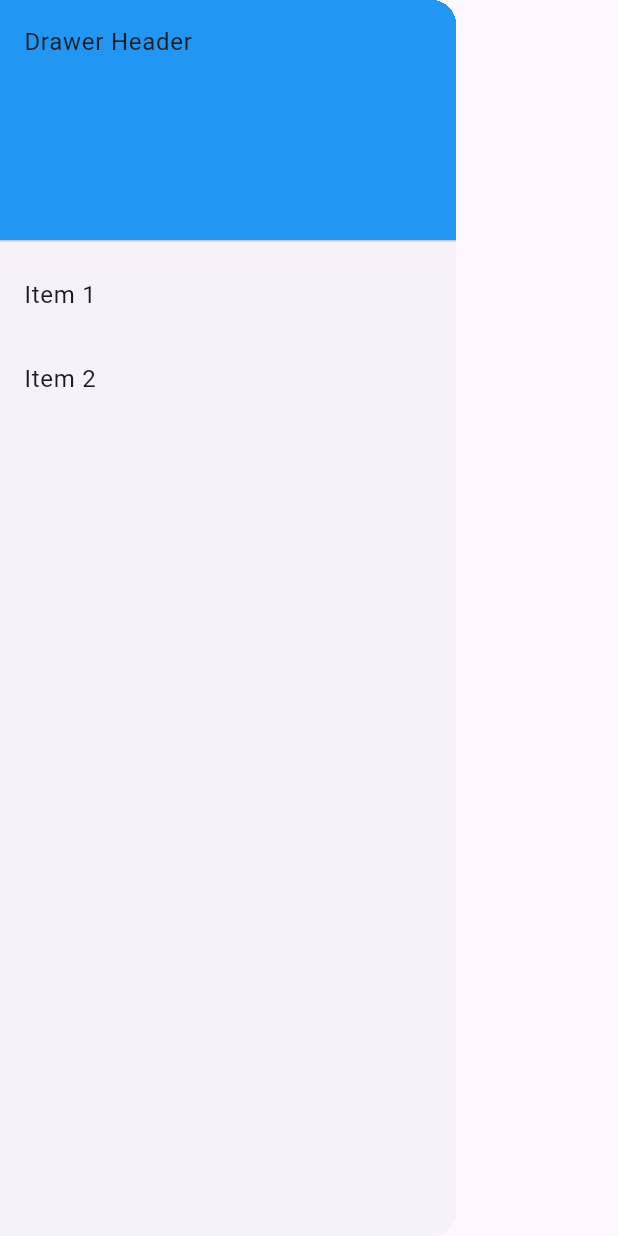
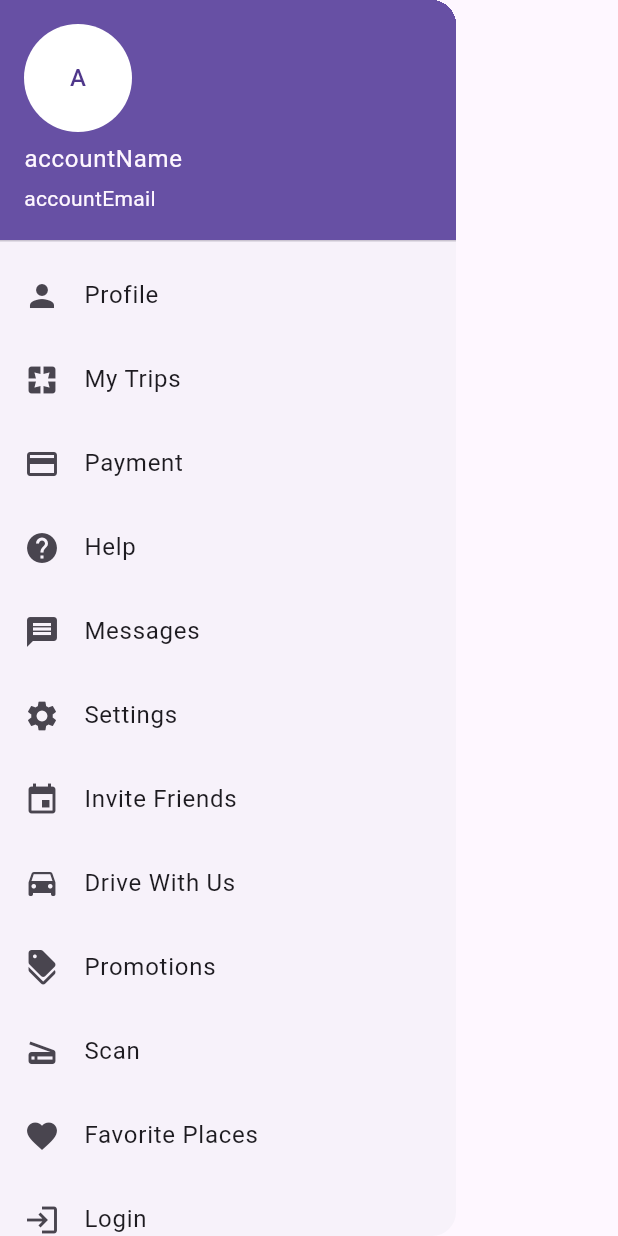
Before and after one commit to saeedmhmoud100/didi-clone, a Flutter app: the Sidebar widget shown alone on an empty page, opened directly, on a phone screen of 412 x 824 dp. Run offline on Flutter 3.47's test engine with Material 3 defaults, Android fonts, the phone set to English and light mode, and no system bars.

Commit message:
create sidebar with links

```diff
--- a/lib/app_routes.dart
+++ b/lib/app_routes.dart
@@ -4,6 +4,8 @@ import 'package:didi_clone/pages/help_hage.dart';
 import 'package:didi_clone/pages/invite_friends_page.dart';
 import 'package:didi_clone/pages/login_page.dart';
 import 'package:didi_clone/pages/messages_page.dart';
+import 'package:didi_clone/pages/my_profile_page.dart';
+import 'package:didi_clone/pages/my_trips_page.dart';
 import 'package:didi_clone/pages/payment_page.dart';
 import 'package:didi_clone/pages/promotions_page.dart';
 import 'package:didi_clone/pages/scan_page.dart';
@@ -13,8 +15,6 @@ import 'package:flutter/material.dart';
 
 class AppRoutes{
   static const String login = '/login';
-  static const String signup = '/signup';
-  static const String dashboard = '/dashboard';
   static const String payment = '/payment';
   static const String help = '/help';
   static const String messages = '/messages';
@@ -24,6 +24,8 @@ class AppRoutes{
   static const String promotions = '/promotions';
   static const String scan = '/scan';
   static const String favoritePlaces = '/favorite-places';
+  static const String profile = '/profile';
+  static const String myTrips = '/my-trips';
 
   static Route<dynamic> onGenerateRoute(RouteSettings settings) {
     switch (settings.name) {
@@ -45,6 +47,10 @@ class AppRoutes{
         return MaterialPageRoute(builder: (_) => ScanPage());
       case favoritePlaces:
         return MaterialPageRoute(builder: (_) => FavoritePlacesPage());
+      case profile:
+        return MaterialPageRoute(builder: (_) => MyProfilePage());
+      case myTrips:
+        return MaterialPageRoute(builder: (_) => MyTripsPage());
       default:
         return MaterialPageRoute(builder: (_) => LoginPage());
     }
--- a/lib/components/sidebar.dart
+++ b/lib/components/sidebar.dart
@@ -1,6 +1,4 @@
-
-
-
+import 'package:didi_clone/app_routes.dart';
 import 'package:flutter/cupertino.dart';
 import 'package:flutter/material.dart';
 
@@ -10,24 +8,102 @@ class Sidebar extends StatelessWidget {
     return Drawer(
       child: ListView(
         children: <Widget>[
-          DrawerHeader(
-            child: Text('Drawer Header'),
-            decoration: BoxDecoration(
-              color: Colors.blue,
-            ),
+          UserAccountsDrawerHeader(
+              accountName: Text("accountName"),
+              accountEmail: Text("accountEmail"),
+              currentAccountPicture: CircleAvatar(
+                backgroundColor: Colors.white,
+                child: Text("A"),
+              ),
+
+
           ),
+
           ListTile(
-            title: Text('Item 1'),
+            leading: Icon(Icons.person),
+            title: Text('Profile'),
             onTap: () {
-              Navigator.pop(context);
+              Navigator.pushNamed(context, AppRoutes.profile);
             },
           ),
           ListTile(
-            title: Text('Item 2'),
+            leading: Icon(Icons.pages),
+            title: Text('My Trips'),
             onTap: () {
-              Navigator.pop(context);
+              Navigator.pushNamed(context, AppRoutes.myTrips);
             },
           ),
+          ListTile(
+            leading: Icon(Icons.payment),
+            title: Text('Payment'),
+            onTap: () {
+              Navigator.pushNamed(context, AppRoutes.payment);
+            },
+          ),
+          ListTile(
+            leading: Icon(Icons.help),
+            title: Text('Help'),
+            onTap: () {
+              Navigator.pushNamed(context, AppRoutes.help);
+            },
+          ),
+          ListTile(
+            leading: Icon(Icons.message),
+            title: Text('Messages'),
+            onTap: () {
+              Navigator.pushNamed(context, AppRoutes.messages);
+            },
+          ),
+          ListTile(
+            leading: Icon(Icons.settings),
+            title: Text('Settings'),
+            onTap: () {
+              Navigator.pushNamed(context, AppRoutes.settings);
+            },
+          ),
+          ListTile(
+            leading: Icon(Icons.insert_invitation),
+            title: Text('Invite Friends'),
+            onTap: () {
+              Navigator.pushNamed(context, AppRoutes.inviteFriends);
+            },
+          ),
+          ListTile(
+            leading: Icon(Icons.drive_eta),
+            title: Text('Drive With Us'),
+            onTap: () {
+              Navigator.pushNamed(context, AppRoutes.driveWithUs);
+            },
+          ),
+          ListTile(
+            leading: Icon(Icons.discount),
+            title: Text('Promotions'),
+            onTap: () {
+              Navigator.pushNamed(context, AppRoutes.promotions);
+            },
+          ),
+          ListTile(
+            leading: Icon(Icons.scanner),
+            title: Text('Scan'),
+            onTap: () {
+              Navigator.pushNamed(context, AppRoutes.scan);
+            },
+          ),
+          ListTile(
+            leading: Icon(Icons.favorite),
+            title: Text('Favorite Places'),
+            onTap: () {
+              Navigator.pushNamed(context, AppRoutes.favoritePlaces);
+            },
+          ),
+          ListTile(
+            leading: Icon(Icons.login),
+            title: Text('Login'),
+            onTap: () {
+              Navigator.pushNamed(context, AppRoutes.login);
+            },
+          ),
+
         ],
       ),
     );
```
